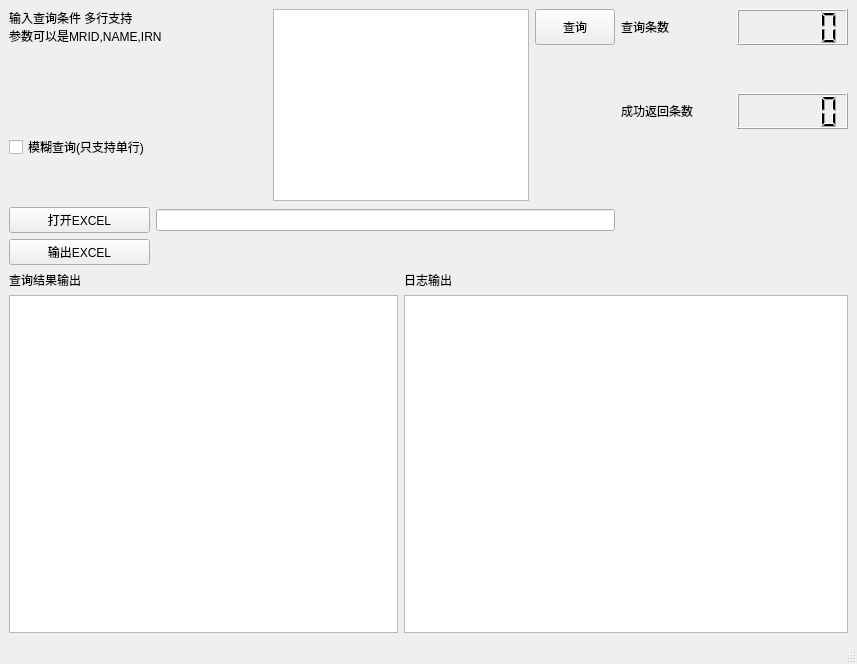
The window that oracle_query.ui (walkmiao/cx_oracle) describes before a commit, drawn with Qt 5.
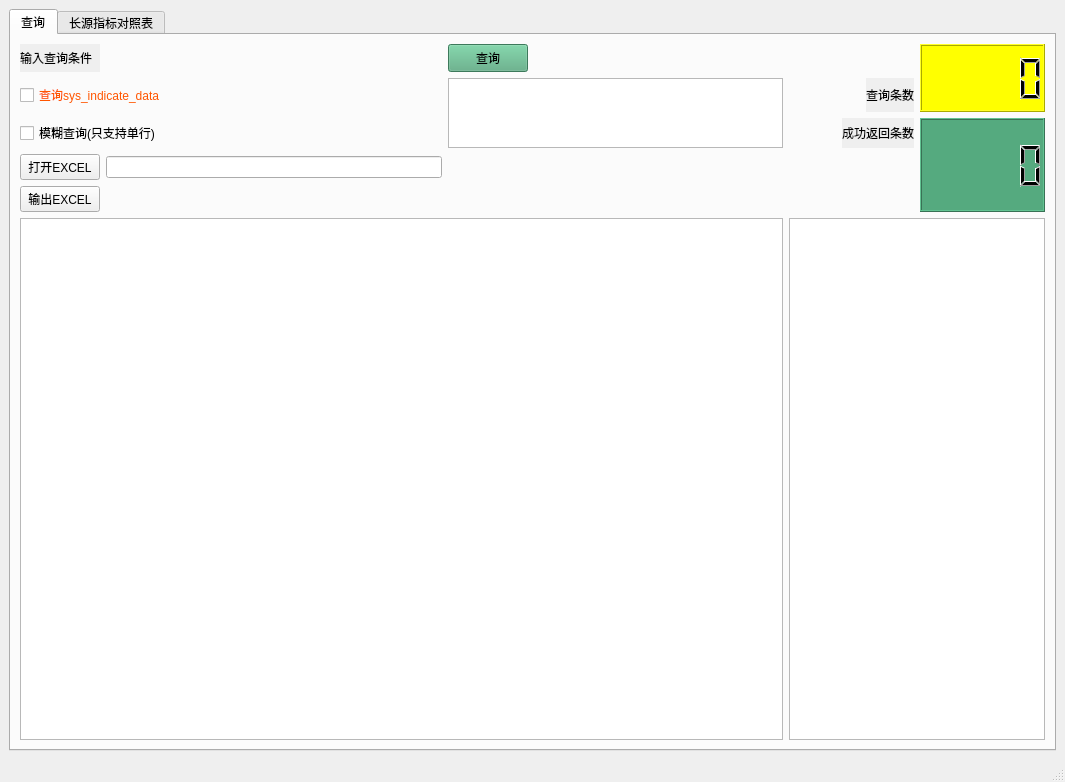
The same window after the commit. The open tabs and pages were chosen to show the change.

Commit message: 增加数据表查询

```diff
--- a/oracle_query.ui
+++ b/oracle_query.ui
@@ -6,52 +6,48 @@
    <rect>
     <x>0</x>
     <y>0</y>
-    <width>857</width>
-    <height>664</height>
+    <width>1065</width>
+    <height>782</height>
    </rect>
   </property>
   <property name="windowTitle">
    <string>MainWindow</string>
   </property>
   <widget class="QWidget" name="centralwidget">
+   <layout class="QGridLayout" name="gridLayout_2">
+    <item row="0" column="0">
+     <widget class="QTabWidget" name="tabWidget">
+      <property name="currentIndex">
+       <number>1</number>
+      </property>
+      <widget class="QWidget" name="tab">
+       <attribute name="title">
+        <string>查询</string>
+       </attribute>
    <layout class="QGridLayout" name="gridLayout">
-    <item row="9" column="3">
-     <widget class="QLabel" name="label_3">
-      <property name="autoFillBackground">
-       <bool>true</bool>
+        <item row="1" column="0" colspan="2">
+         <widget class="QCheckBox" name="checkBox_2">
+          <property name="styleSheet">
+           <string notr="true">font: 10pt &quot;微软雅黑&quot;;
+color: rgb(255, 85, 0);</string>
       </property>
       <property name="text">
-       <string>日志输出</string>
-      </property>
-      <property name="textFormat">
-       <enum>Qt::PlainText</enum>
-      </property>
-     </widget>
-    </item>
-    <item row="8" column="0">
-     <widget class="QPushButton" name="pushButton_2">
-      <property name="toolTip">
-       <string>&lt;html&gt;&lt;head/&gt;&lt;body&gt;&lt;p&gt;查询数据库&lt;/p&gt;&lt;/body&gt;&lt;/html&gt;</string>
+           <string>查询sys_indicate_data</string>
+          </property>
+         </widget>
+        </item>
+        <item row="2" column="0" colspan="2">
+         <widget class="QCheckBox" name="checkBox">
+          <property name="styleSheet">
+           <string notr="true">font: 10pt &quot;黑体&quot;;
+selection-color: rgb(85, 170, 0);</string>
       </property>
       <property name="text">
-       <string>输出EXCEL</string>
+           <string>模糊查询(只支持单行)</string>
       </property>
      </widget>
     </item>
-    <item row="0" column="2" rowspan="5" colspan="2">
-     <widget class="QTextEdit" name="textEdit"/>
-    </item>
-    <item row="5" column="0">
-     <widget class="QPushButton" name="pushButton_3">
-      <property name="toolTip">
-       <string>&lt;html&gt;&lt;head/&gt;&lt;body&gt;&lt;p&gt;查询数据库&lt;/p&gt;&lt;/body&gt;&lt;/html&gt;</string>
-      </property>
-      <property name="text">
-       <string>打开EXCEL</string>
-      </property>
-     </widget>
-    </item>
-    <item row="0" column="0" colspan="2">
+        <item row="0" column="0">
      <widget class="QLabel" name="label">
       <property name="autoFillBackground">
        <bool>true</bool>
@@ -60,8 +56,7 @@
        <string notr="true">font: 12pt &quot;黑体&quot;;</string>
       </property>
       <property name="text">
-       <string>输入查询条件 多行支持
-参数可以是MRID,NAME,IRN</string>
+           <string>输入查询条件</string>
       </property>
       <property name="textFormat">
        <enum>Qt::PlainText</enum>
@@ -74,7 +69,20 @@
       </property>
      </widget>
     </item>
-    <item row="0" column="4">
+        <item row="4" column="0">
+         <widget class="QPushButton" name="pushButton_2">
+          <property name="toolTip">
+           <string>&lt;html&gt;&lt;head/&gt;&lt;body&gt;&lt;p&gt;输出结果到本地&lt;/p&gt;&lt;/body&gt;&lt;/html&gt;</string>
+          </property>
+          <property name="text">
+           <string>输出EXCEL</string>
+          </property>
+         </widget>
+        </item>
+        <item row="3" column="1">
+         <widget class="QLineEdit" name="filepath"/>
+        </item>
+        <item row="0" column="2">
      <widget class="QPushButton" name="pushButton">
       <property name="enabled">
        <bool>true</bool>
@@ -94,47 +102,26 @@
       <property name="toolTip">
        <string>&lt;html&gt;&lt;head/&gt;&lt;body&gt;&lt;p&gt;查询数据库&lt;/p&gt;&lt;/body&gt;&lt;/html&gt;</string>
       </property>
+          <property name="styleSheet">
+           <string notr="true">font: 10pt &quot;黑体&quot;;
+background-color: rgb(85, 170, 127);</string>
+          </property>
       <property name="text">
        <string>查询</string>
       </property>
      </widget>
     </item>
-    <item row="10" column="0" colspan="3">
-     <widget class="QTableView" name="tableView"/>
-    </item>
-    <item row="9" column="0">
-     <widget class="QLabel" name="label_2">
-      <property name="autoFillBackground">
-       <bool>true</bool>
-      </property>
-      <property name="text">
-       <string>查询结果输出</string>
-      </property>
-      <property name="textFormat">
-       <enum>Qt::PlainText</enum>
-      </property>
-     </widget>
-    </item>
     <item row="3" column="0">
-     <widget class="QCheckBox" name="checkBox">
+         <widget class="QPushButton" name="pushButton_3">
+          <property name="toolTip">
+           <string>&lt;html&gt;&lt;head/&gt;&lt;body&gt;&lt;p&gt;查询数据库&lt;/p&gt;&lt;/body&gt;&lt;/html&gt;</string>
+          </property>
       <property name="text">
-       <string>模糊查询(只支持单行)</string>
+           <string>打开EXCEL</string>
       </property>
      </widget>
     </item>
-    <item row="5" column="1" colspan="4">
-     <widget class="QLineEdit" name="filepath"/>
-    </item>
-    <item row="10" column="3" colspan="4">
-     <widget class="QTableView" name="tableView_2"/>
-    </item>
-    <item row="0" column="6">
-     <widget class="QLCDNumber" name="lcdNumber"/>
-    </item>
-    <item row="2" column="6">
-     <widget class="QLCDNumber" name="lcdNumber_2"/>
-    </item>
-    <item row="2" column="5">
+        <item row="2" column="3" alignment="Qt::AlignRight">
      <widget class="QLabel" name="label_5">
       <property name="whatsThis">
        <string>&lt;html&gt;&lt;head/&gt;&lt;body&gt;&lt;p&gt;&lt;br/&gt;&lt;/p&gt;&lt;/body&gt;&lt;/html&gt;</string>
@@ -153,7 +140,16 @@
       </property>
      </widget>
     </item>
-    <item row="0" column="5">
+        <item row="5" column="3" colspan="2">
+         <widget class="QTableView" name="tableView_2"/>
+        </item>
+        <item row="1" column="2" rowspan="2">
+         <widget class="QTextEdit" name="textEdit"/>
+        </item>
+        <item row="5" column="0" colspan="3">
+         <widget class="QTableView" name="tableView"/>
+        </item>
+        <item row="1" column="3" alignment="Qt::AlignRight">
      <widget class="QLabel" name="label_4">
       <property name="autoFillBackground">
        <bool>true</bool>
@@ -169,6 +165,80 @@
       </property>
      </widget>
     </item>
+        <item row="0" column="4" rowspan="2">
+         <widget class="QLCDNumber" name="lcdNumber">
+          <property name="minimumSize">
+           <size>
+            <width>125</width>
+            <height>68</height>
+           </size>
+          </property>
+          <property name="styleSheet">
+           <string notr="true">background-color: rgb(255, 255, 0);</string>
+          </property>
+         </widget>
+        </item>
+        <item row="2" column="4" rowspan="3">
+         <widget class="QLCDNumber" name="lcdNumber_2">
+          <property name="minimumSize">
+           <size>
+            <width>125</width>
+            <height>84</height>
+           </size>
+          </property>
+          <property name="styleSheet">
+           <string notr="true">font: 10pt &quot;黑体&quot;;
+background-color: rgb(85, 170, 127);</string>
+          </property>
+         </widget>
+        </item>
+       </layout>
+      </widget>
+      <widget class="QWidget" name="tab_2">
+       <attribute name="title">
+        <string>长源指标对照表</string>
+       </attribute>
+       <layout class="QGridLayout" name="gridLayout_4">
+        <item row="1" column="0">
+         <widget class="QGroupBox" name="groupBox_3">
+          <property name="title">
+           <string>指标对照表</string>
+          </property>
+          <layout class="QGridLayout" name="gridLayout_3">
+           <item row="1" column="0">
+            <widget class="QTableView" name="tableView_3"/>
+           </item>
+           <item row="1" column="1">
+            <widget class="QTableView" name="tableView_4"/>
+           </item>
+           <item row="0" column="0" alignment="Qt::AlignLeft">
+            <widget class="QLabel" name="label_2">
+             <property name="text">
+              <string>电厂编码</string>
+             </property>
+            </widget>
+           </item>
+           <item row="0" column="1" alignment="Qt::AlignLeft">
+            <widget class="QLabel" name="label_3">
+             <property name="text">
+              <string>分类编码</string>
+             </property>
+            </widget>
+           </item>
+          </layout>
+         </widget>
+        </item>
+        <item row="0" column="0" alignment="Qt::AlignLeft">
+         <widget class="QPushButton" name="pushButton_4">
+          <property name="text">
+           <string>加载</string>
+          </property>
+         </widget>
+        </item>
+       </layout>
+      </widget>
+     </widget>
+    </item>
    </layout>
   </widget>
   <widget class="QMenuBar" name="menubar">
```
Left out of the diff: 76 changed lines with no effect on the pictures. Lines whose indentation alone changed are shown as unchanged. The commit also changes 3 other files.
